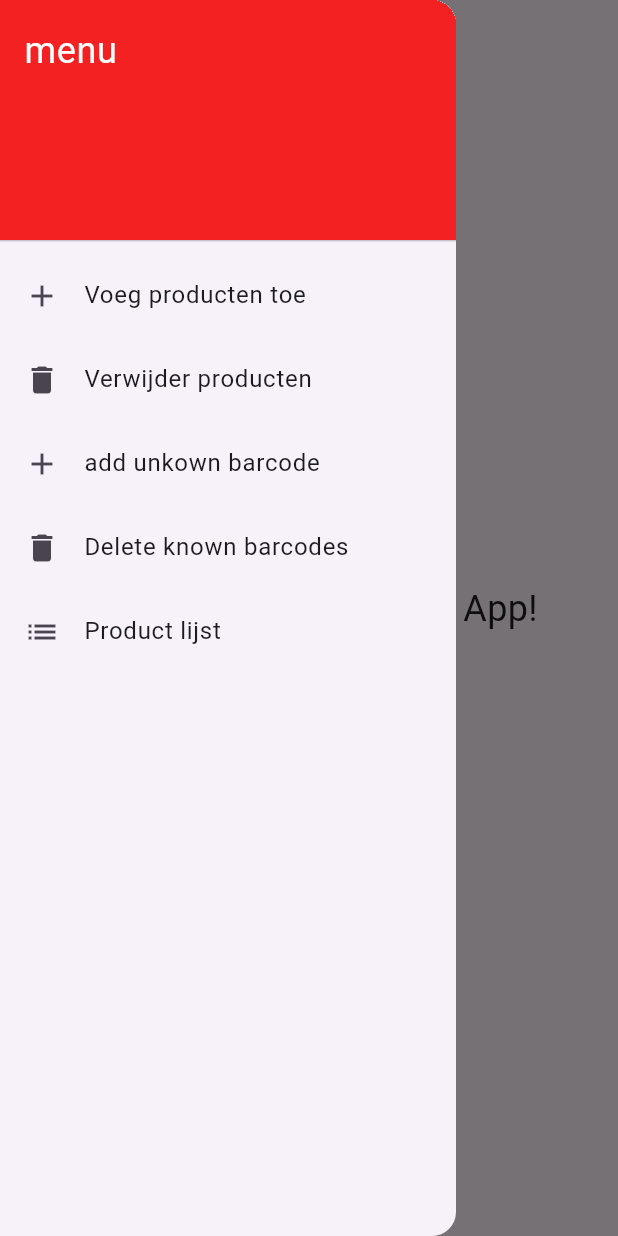
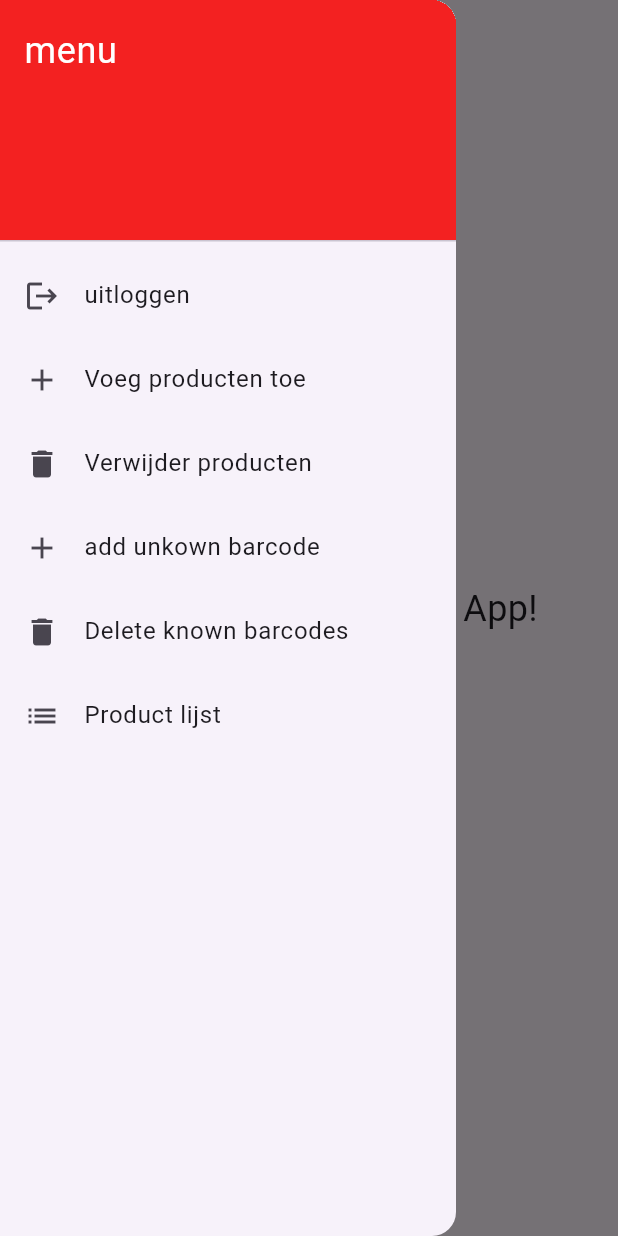
Before and after one commit to loek08/app, a Flutter app: the Home screen opened directly, with the side drawer open, on a phone screen of 412 x 824 dp. Run offline on Flutter 3.47's test engine with Material 3 defaults, Android fonts, the light colour scheme and no system bars; our stand-ins replace shared_preferences; missing offline and left inert: barcode_scan2; accounts and stored records are empty.

Commit message:
knop toe gevoegd

```diff
--- a/lib/home_personeel.dart
+++ b/lib/home_personeel.dart
@@ -26,6 +26,13 @@ class Home extends StatelessWidget {
                 'menu',
                 style: TextStyle(fontSize: 24, color: Colors.white),
               ),
+            ),
+            ListTile(
+              leading: Icon(Icons.logout),
+              title: Text('uitloggen'),
+              onTap: () {
+                Navigator.pushNamed(context, '/inlog');
+              },
             ),
             ListTile(
               leading: Icon(Icons.add),
--- a/lib/main.dart
+++ b/lib/main.dart
@@ -15,7 +15,7 @@ void main() {
 class MyApp extends StatelessWidget {
   @override
   Widget build(BuildContext context) {
-    return MaterialApp(title: 'barcode scan', initialRoute: '/', routes: {
+    return MaterialApp(title: 'barcode scan', initialRoute: '/inlog', routes: {
       '/': (context) => Home(),
       '/barcode': (context) => BarcodeScannerPage(),
       '/barcode2': (context) => BarcodeScannerPage2(),
```
